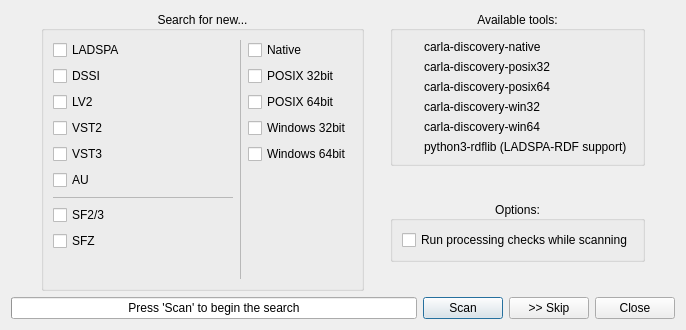
First picture: the form in resources/ui/carla_refresh.ui, repository falkTX/Carla, before the edit.
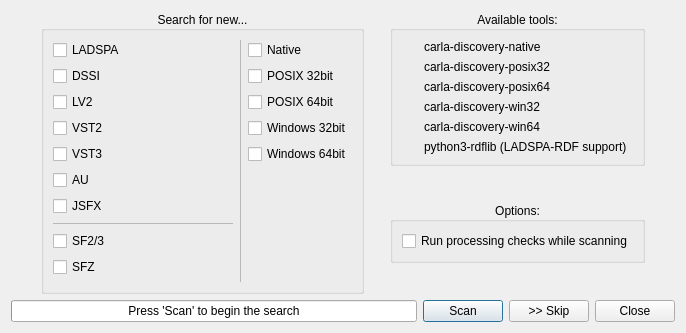
Second picture: the form after the edit. Icons and pictures are not drawn.

Commit message: Initial JSFX implementation

What changed in the file:
```diff
--- a/resources/ui/carla_refresh.ui
+++ b/resources/ui/carla_refresh.ui
@@ -85,6 +85,13 @@
             </property>
            </widget>
           </item>
+          <item>
+           <widget class="QCheckBox" name="ch_jsfx">
+            <property name="text">
+             <string>JSFX</string>
+            </property>
+           </widget>
+          </item>
           <item>
            <widget class="Line" name="line_3">
             <property name="lineWidth">
```
The commit also changes 36 other files.
